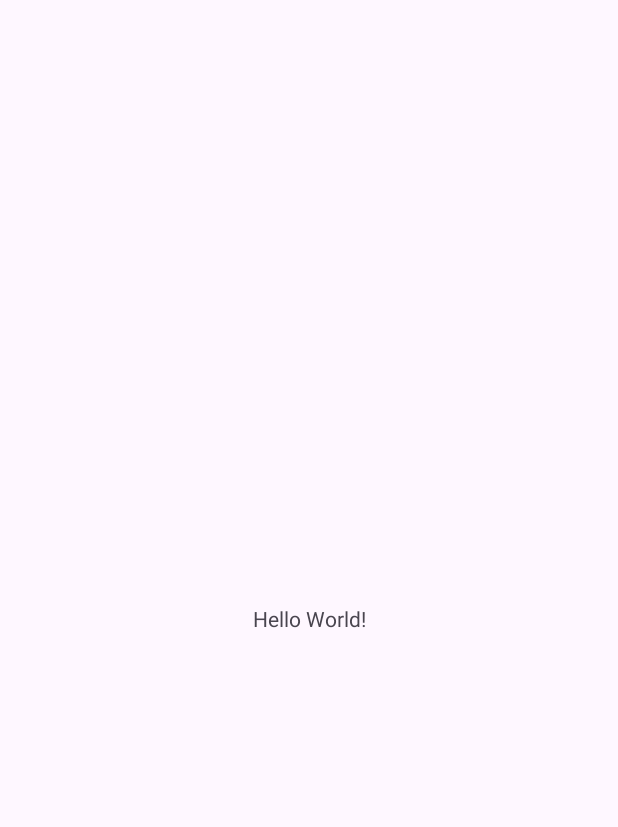
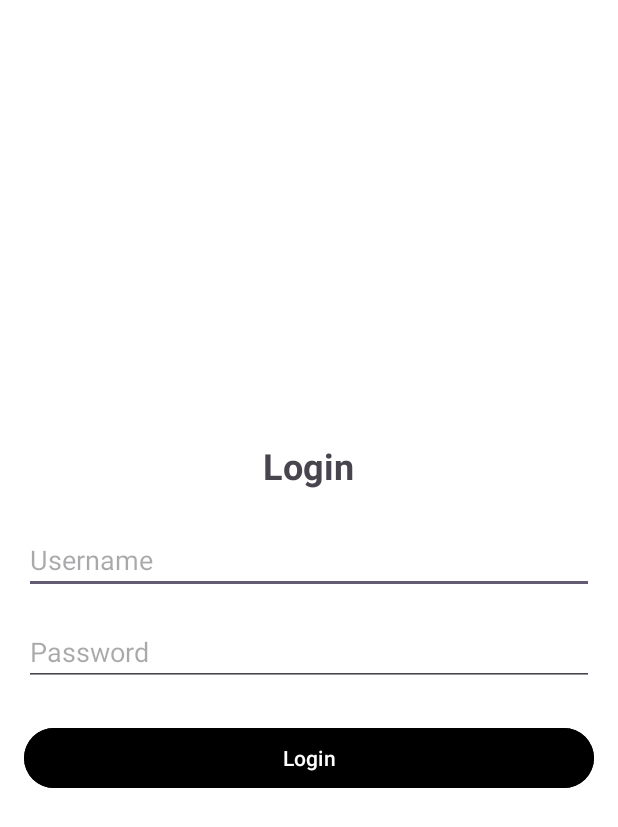
Before and after one commit to codaki/CON_UNI_RESTFUL_JAVA, an Android app: the screen it shows after launch (MainActivity), on a phone screen of 412 x 824 dp. Before the commit the part shown is almost empty. Shown: the top 827 px of the screen. Run offline under Robolectric (Android 15) with nearby library versions, the phone set to English and light mode, and no system bars.

Commit message:
Aplicación móvil

```diff
--- a/02.CLIMOV/CON_UNI_RESTFUL_JAVA_MOV/app/build.gradle.kts
+++ b/02.CLIMOV/CON_UNI_RESTFUL_JAVA_MOV/app/build.gradle.kts
@@ -35,6 +35,8 @@ dependencies {
 
     implementation("androidx.appcompat:appcompat:1.7.0")
     implementation("com.google.android.material:material:1.12.0")
+    implementation ("com.squareup.retrofit2:retrofit:2.9.0")
+    implementation ("com.squareup.retrofit2:converter-gson:2.9.0")
     implementation("androidx.constraintlayout:constraintlayout:2.2.0")
     testImplementation("junit:junit:4.13.2")
     androidTestImplementation("androidx.test.ext:junit:1.2.1")
--- a/02.CLIMOV/CON_UNI_RESTFUL_JAVA_MOV/app/src/main/AndroidManifest.xml
+++ b/02.CLIMOV/CON_UNI_RESTFUL_JAVA_MOV/app/src/main/AndroidManifest.xml
@@ -1,7 +1,8 @@
 <?xml version="1.0" encoding="utf-8"?>
 <manifest xmlns:android="http://schemas.android.com/apk/res/android"
     xmlns:tools="http://schemas.android.com/tools">
-
+    <uses-permission android:name="android.permission.INTERNET" />
+    <uses-permission android:name="android.permission.ACCESS_NETWORK_STATE" />
     <application
         android:allowBackup="true"
         android:dataExtractionRules="@xml/data_extraction_rules"
@@ -10,6 +11,7 @@
         android:label="@string/app_name"
         android:roundIcon="@mipmap/ic_launcher_round"
         android:supportsRtl="true"
+        android:usesCleartextTraffic="true"
         android:theme="@style/Theme.CON_UNI_RESTFUL_JAVA_MOV"
         tools:targetApi="31">
         <activity
@@ -21,6 +23,7 @@
                 <category android:name="android.intent.category.LAUNCHER" />
             </intent-filter>
         </activity>
+        <activity android:name=".ConversionActivity" />
     </application>
 
 </manifest>
--- a/02.CLIMOV/CON_UNI_RESTFUL_JAVA_MOV/app/src/main/java/ec/edu/monster/con_uni_restful_java_mov/MainActivity.java
+++ b/02.CLIMOV/CON_UNI_RESTFUL_JAVA_MOV/app/src/main/java/ec/edu/monster/con_uni_restful_java_mov/MainActivity.java
@@ -3,12 +3,36 @@ package ec.edu.monster.con_uni_restful_java_mov;
 import androidx.appcompat.app.AppCompatActivity;
 
 import android.os.Bundle;
+import android.util.Log;
+import android.widget.Button;
+import android.widget.EditText;
+import ec.edu.monster.con_uni_restful_java_mov.LoginController.*;
 
 public class MainActivity extends AppCompatActivity {
+
 
     @Override
     protected void onCreate(Bundle savedInstanceState) {
         super.onCreate(savedInstanceState);
-        setContentView(R.layout.activity_main);
+        setContentView(R.layout.activity_login);
+
+        EditText etUsername = findViewById(R.id.etUsername);
+        EditText etPassword = findViewById(R.id.etPassword);
+        Button btnLogin = findViewById(R.id.btnLogin);
+
+        btnLogin.setOnClickListener(v -> {
+            String username = etUsername.getText().toString();
+            String password = etPassword.getText().toString();
+
+            String hashedPassword = HashUtils.hashPassword(password);
+             // Call your login API method here
+            loginUser(username, hashedPassword);
+        });
     }
+
+    private void loginUser(String username, String password) {
+        LoginController loginController = new LoginController();
+        loginController.autenticar(username, password,this);
+    }
+
 }
--- /dev/null
+++ b/02.CLIMOV/CON_UNI_RESTFUL_JAVA_MOV/app/src/main/res/layout/activity_login.xml
@@ -0,0 +1,43 @@
+<?xml version="1.0" encoding="utf-8"?>
+<LinearLayout
+    xmlns:android="http://schemas.android.com/apk/res/android"
+    android:layout_width="match_parent"
+    android:layout_height="match_parent"
+    android:orientation="vertical"
+    android:gravity="center"
+    android:padding="16dp"
+    android:background="@android:color/white">
+
+    <TextView
+        android:id="@+id/tvLoginTitle"
+        android:layout_width="wrap_content"
+        android:layout_height="wrap_content"
+        android:text="Login"
+        android:textSize="24sp"
+        android:textStyle="bold"
+        android:layout_marginBottom="24dp" />
+
+    <EditText
+        android:id="@+id/etUsername"
+        android:layout_width="match_parent"
+        android:layout_height="wrap_content"
+        android:hint="Username"
+        android:inputType="text"
+        android:layout_marginBottom="16dp" />
+
+    <EditText
+        android:id="@+id/etPassword"
+        android:layout_width="match_parent"
+        android:layout_height="wrap_content"
+        android:hint="Password"
+        android:inputType="textPassword"
+        android:layout_marginBottom="24dp" />
+
+    <Button
+        android:id="@+id/btnLogin"
+        android:layout_width="match_parent"
+        android:layout_height="wrap_content"
+        android:text="Login"
+        android:backgroundTint="@color/black"
+        android:textColor="@android:color/white" />
+</LinearLayout>
--- /dev/null
+++ b/02.CLIMOV/CON_UNI_RESTFUL_JAVA_MOV/app/src/main/res/xml/network_security_config.xml
@@ -0,0 +1,6 @@
+<?xml version="1.0" encoding="utf-8"?>
+<network-security-config>
+    <domain-config cleartextTrafficPermitted="true">
+        <domain includeSubdomains="true">your-server-url</domain>
+    </domain-config>
+</network-security-config>
```
Also changed, not shown: 02.CLIMOV/CON_UNI_RESTFUL_JAVA_MOV/app/src/main/java/ec/edu/monster/con_uni_restful_java_mov/ApiService.java (added, +15 -0 lines), 02.CLIMOV/CON_UNI_RESTFUL_JAVA_MOV/app/src/main/java/ec/edu/monster/con_uni_restful_java_mov/ConversionActivity.java (added, +84 -0 lines), 02.CLIMOV/CON_UNI_RESTFUL_JAVA_MOV/app/src/main/java/ec/edu/monster/con_uni_restful_java_mov/ConversionController.java (added, +31 -0 lines), 02.CLIMOV/CON_UNI_RESTFUL_JAVA_MOV/app/src/main/java/ec/edu/monster/con_uni_restful_java_mov/ConversionModel.java (added, +92 -0 lines), 02.CLIMOV/CON_UNI_RESTFUL_JAVA_MOV/app/src/main/java/ec/edu/monster/con_uni_restful_java_mov/HashUtils.java (added, +34 -0 lines), 02.CLIMOV/CON_UNI_RESTFUL_JAVA_MOV/app/src/main/java/ec/edu/monster/con_uni_restful_java_mov/LoginController.java (added, +46 -0 lines), 02.CLIMOV/CON_UNI_RESTFUL_JAVA_MOV/app/src/main/java/ec/edu/monster/con_uni_restful_java_mov/LoginModel.java (added, +66 -0 lines), 02.CLIMOV/CON_UNI_RESTFUL_JAVA_MOV/app/src/main/java/ec/edu/monster/con_uni_restful_java_mov/RetrofitClient.java (added, +20 -0 lines), 02.CLIMOV/CON_UNI_RESTFUL_JAVA_MOV/app/src/main/res/layout/activity_conversion.xml (added, +57 -0 lines), 7 other files.
